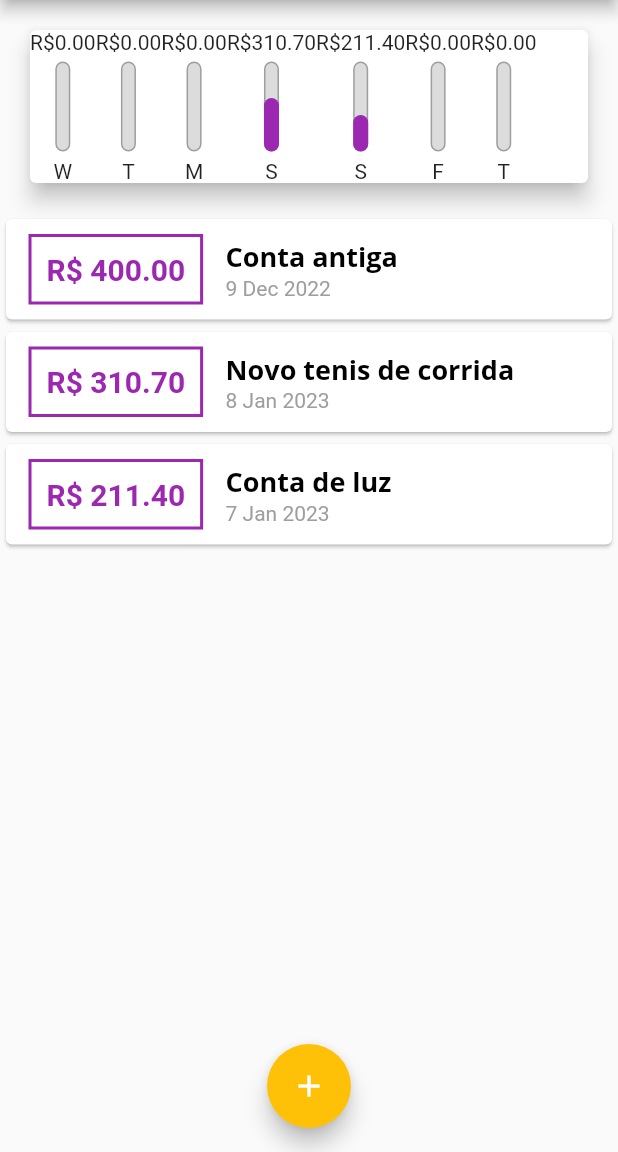
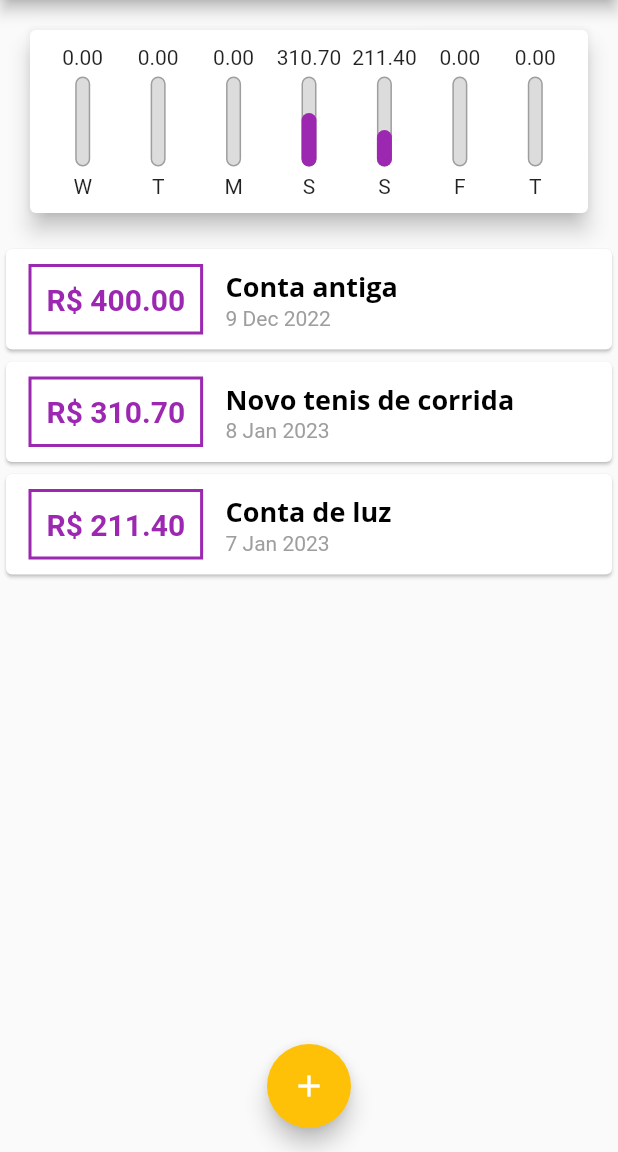
Before and after one commit to reisalazar/App-Expesnes-Flutter, a Flutter app: the screen it shows after launch, on a phone screen of 412 x 824 dp, the part 84-1236 px from its top. Run offline on Flutter 3.47's test engine with Material 2 defaults, Android fonts, the phone set to English and light mode, and no system bars.

Commit message:
Chart Widget Finished

```diff
--- a/lib/components/chart.dart
+++ b/lib/components/chart.dart
@@ -44,14 +44,21 @@ class Chart extends StatelessWidget {
     return Card(
       elevation: 6,
       margin: const EdgeInsets.all(20),
+      child: Padding(
+        padding: const EdgeInsets.all(10.0),
         child: Row(
+          mainAxisAlignment: MainAxisAlignment.spaceAround,
           children: groupedTransactions.map((tr) {
-          return ChartBar(
+            return Flexible(
+              fit: FlexFit.tight,
+              child: ChartBar(
                 label: tr['day'] as String,
                 value: tr['value'] as double,
                 percentage: (tr['value'] as double) / _weekTotalValue,
+              ),
             );
           }).toList(),
+        ),
       ),
     );
   }
--- a/lib/components/chart_bar.dart
+++ b/lib/components/chart_bar.dart
@@ -16,7 +16,9 @@ class ChartBar extends StatelessWidget {
   Widget build(BuildContext context) {
     return Column(
       children: [
-        Text('R\$${value!.toStringAsFixed(2)}'),
+        FittedBox(
+          child: Text('${value!.toStringAsFixed(2)}'),
+        ),
         const SizedBox(height: 5),
         SizedBox(
           height: 60,
```
Lines whose indentation alone changed are shown as unchanged.
